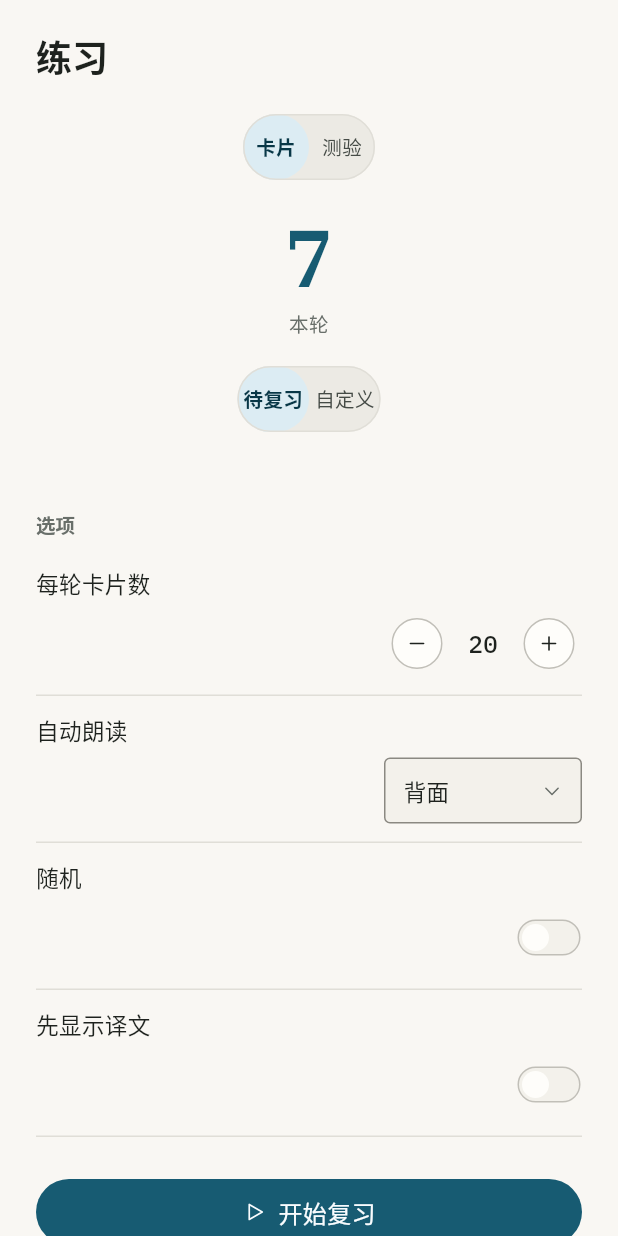
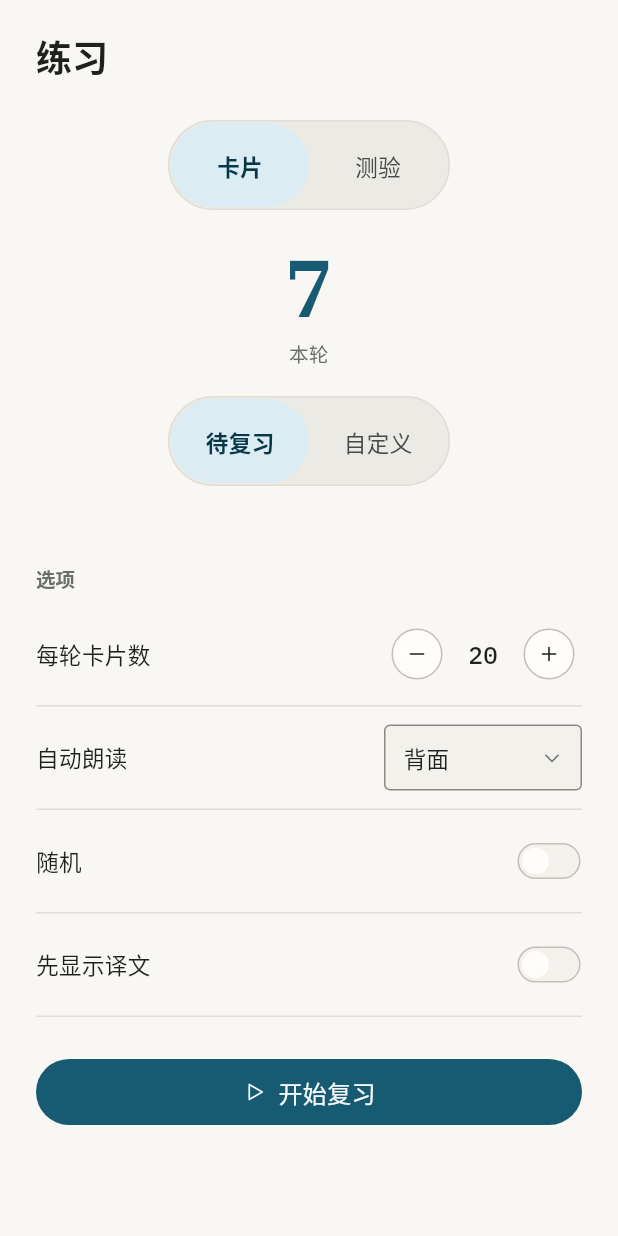
Before and after one commit to noahal1/Lexumo, a Flutter app: the PracticePage widget shown alone on an empty page, opened directly, on a phone screen of 412 x 824 dp. Run offline on Flutter 3.47's test engine with Material 3 defaults, Android fonts, the phone set to English and light mode, and no system bars; missing offline and left inert: file_selector; network calls fail; project files that could hold a hidden picture were left out.

Commit message:
feat(practice): 顶部两条 strip 放到页面级尺寸，选项行统一成一行
卡片/测验、待复习/自定义不是工具栏筛选，是这一页要你做的决定，所以
Segmented 新增 SegScale.page：chip 最窄 92dp、两侧 16dp 内边距、字号
升一档、触屏高度 56dp。工具栏里的筛选条仍是 SegScale.inline，4dp 余量
是五个标签不越界所依赖的。

_OptionRow 去掉 420dp 断点：411dp 手机上内容宽 363，原来每行都折成两
行（行高 98dp），而且 stepper/下拉宽 132、开关宽 44，控件左缘在 255 与
343 之间来回跳。现在恒为一行 label + 控件，行距 69dp。

```diff
--- a/flutter/lib/ui/core/widgets/widgets.dart
+++ b/flutter/lib/ui/core/widgets/widgets.dart
@@ -269,6 +269,20 @@ class SegOption<T> {
   final int? count;
 }
 
+/// How much air a chip gets, and therefore how large the whole strip reads.
+///
+/// [inline] is the default and the only safe choice inside a toolbar: those
+/// strips share their row with a search field or a card edge, and the 4dp a
+/// phone can spare is exactly what keeps five labels from running past it.
+///
+/// [page] is for a strip that *is* the page's decision — cards or quiz, this
+/// pool or that one. Such a strip has the measure to itself, and a 44dp chip
+/// with 4dp of margin reads there as unfinished rather than as compact: the
+/// two labels sit shoulder to shoulder in a lozenge barely wider than the text
+/// they hold. A page chip is 88dp at its narrowest, padded, and set a step
+/// larger, so the strip reads as the thing the screen is asking about.
+enum SegScale { inline, page }
+
 /// The segmented control: a row of tab-like buttons where one is selected.
 class Segmented<T> extends StatelessWidget {
   const Segmented({
@@ -276,11 +290,15 @@ class Segmented<T> extends StatelessWidget {
     required this.value,
     required this.options,
     required this.onChanged,
+    this.scale = SegScale.inline,
   });
 
   final T value;
   final List<SegOption<T>> options;
   final ValueChanged<T> onChanged;
+
+  /// How big a chip is drawn. See [SegScale].
+  final SegScale scale;
 
   @override
   Widget build(BuildContext context) {
@@ -289,7 +307,10 @@ class Segmented<T> extends StatelessWidget {
       // The 2dp inset keeps the selected pill's tint off the track's outline.
       // On touch the buttons grow to the 44dp floor and the inset has to give
       // way, or the strip would stand 4dp taller than the row that holds it.
-      padding: EdgeInsets.all(context.isTouch ? 0 : 2),
+      // A page-scale strip keeps its inset even on touch: it stands alone
+      // rather than inside a toolbar row, so nothing is waiting on its height,
+      // and a tinted pill flush against the outline reads as a filled track.
+      padding: EdgeInsets.all(context.isTouch && scale != SegScale.page ? 0 : 2),
       decoration: BoxDecoration(color: p.surfaceSunken, borderRadius: R.borderPill),
       // The track outline is painted *over* the children rather than as part of
       // the box decoration, because a border consumes layout space: with a real
@@ -306,6 +327,7 @@ class Segmented<T> extends StatelessWidget {
             _SegButton<T>(
               option: o,
               selected: o.value == value,
+              scale: scale,
               onTap: () => onChanged(o.value),
             ),
         ],
@@ -315,10 +337,16 @@ class Segmented<T> extends StatelessWidget {
 }
 
 class _SegButton<T> extends StatefulWidget {
-  const _SegButton({required this.option, required this.selected, required this.onTap});
+  const _SegButton({
+    required this.option,
+    required this.selected,
+    required this.scale,
+    required this.onTap,
+  });
 
   final SegOption<T> option;
   final bool selected;
+  final SegScale scale;
   final VoidCallback onTap;
 
   @override
@@ -332,6 +360,12 @@ class _SegButtonState<T> extends State<_SegButton<T>> {
   Widget build(BuildContext context) {
     final p = Palette.of(context);
     final selected = widget.selected;
+    // A page chip carries the screen's main decision, so it is drawn at the
+    // weight of a control rather than of a filter: taller than the 44dp floor,
+    // padded on both sides, and set one step up in type. An inline chip is a
+    // filter sharing a row with a search field, and keeps the tight geometry
+    // that lets five of them fit at once.
+    final page = widget.scale == SegScale.page;
     return MouseRegion(
       cursor: SystemMouseCursors.click,
       onEnter: (_) => setState(() => _hover = true),
@@ -345,7 +379,9 @@ class _SegButtonState<T> extends State<_SegButton<T>> {
           // is a real target rather than a label: it grows with the density the
           // same way a button does, but only in height — the sideways padding
           // is where the chips earn their fit on a phone.
-          height: context.controlH,
+          height: page
+              ? (context.isTouch ? Layout.tap + Sp.x3 : Layout.controlH + Sp.x1)
+              : context.controlH,
           alignment: Alignment.center,
           // Sideways air is where a phone pays for its chips. The five status
           // labels measure 172dp; at 12dp a side the row is 292dp against the
@@ -355,13 +391,21 @@ class _SegButtonState<T> extends State<_SegButton<T>> {
           // the floor is enforced as a width too, not just a height. Both ends
           // of the trade are real: a chip narrower than a fingertip is not a
           // target, and a chip wider than the row is not a control.
-          padding: EdgeInsets.symmetric(
-            horizontal: context.isTouch ? Sp.x1 : Sp.x3,
-            vertical: context.isTouch ? 0 : Sp.x2 - 2,
-          ),
-          constraints: context.isTouch
-              ? const BoxConstraints(minWidth: Layout.tap)
-              : null,
+          //
+          // A page chip is not in that trade: it shares its row with nothing,
+          // so it takes the padding a label wants (12dp) and a floor wide
+          // enough that two Chinese characters do not touch the pill's edge.
+          padding: page
+              ? const EdgeInsets.symmetric(horizontal: Sp.x4)
+              : EdgeInsets.symmetric(
+                  horizontal: context.isTouch ? Sp.x1 : Sp.x3,
+                  vertical: context.isTouch ? 0 : Sp.x2 - 2,
+                ),
+          constraints: page
+              ? const BoxConstraints(minWidth: 92)
+              : context.isTouch
+                  ? const BoxConstraints(minWidth: Layout.tap)
+                  : null,
           decoration: BoxDecoration(
             // The selected chip is a *tinted* chip, not a white one. A white
             // chip on a near-white track is a 1.04:1 difference and a hairline
@@ -388,7 +432,7 @@ class _SegButtonState<T> extends State<_SegButton<T>> {
               Text(
                 widget.option.label,
                 style: TextStyle(
-                  fontSize: Fs.sm,
+                  fontSize: page ? Fs.base : Fs.sm,
                   height: Lh.tight,
                   fontWeight: selected ? FontWeight.w600 : FontWeight.w400,
                   color: selected ? p.accentInk : p.ink2,
--- a/flutter/lib/ui/features/practice/views/practice_page.dart
+++ b/flutter/lib/ui/features/practice/views/practice_page.dart
@@ -211,12 +211,13 @@ class _PracticePageState extends State<PracticePage> {
             color: p.ink,
           ),
         ),
-        const SizedBox(height: Sp.x6),
+        const SizedBox(height: Sp.x7),
         Center(
           child: SingleChildScrollView(
             scrollDirection: Axis.horizontal,
             child: Segmented<PracticeMode>(
               value: _vm.mode,
+              scale: SegScale.page,
               options: <SegOption<PracticeMode>>[
                 SegOption<PracticeMode>(
                   value: PracticeMode.cards,
@@ -243,6 +244,7 @@ class _PracticePageState extends State<PracticePage> {
               scrollDirection: Axis.horizontal,
               child: Segmented<PracticeScope>(
                 value: _vm.scope,
+                scale: SegScale.page,
                 options: <SegOption<PracticeScope>>[
                   SegOption<PracticeScope>(
                     value: PracticeScope.due,
@@ -373,6 +375,15 @@ class _RoundFigure extends StatelessWidget {
 /// built for rows you click to go somewhere. These are settings you operate in
 /// place, so they get a hairline between them and no hover — the hover belongs
 /// to the control, not to the row.
+///
+/// The row is one line at every width. It used to drop the control under its
+/// label below 420dp, on the theory that a 132dp control and a long label could
+/// not share a phone's measure; what that produced was a form whose three row
+/// shapes each stood a different height, so the option list read as three
+/// unrelated blocks rather than one list of four settings. A phone in fact has
+/// the 215dp a label wants beside a 132dp control, and where it does not — a
+/// 320dp screen at double text size — the label wraps inside its own column
+/// while the control keeps its edge. That is a taller row, not a different row.
 class _OptionRow extends StatelessWidget {
   const _OptionRow({required this.label, required this.control});
 
@@ -388,30 +399,16 @@ class _OptionRow extends StatelessWidget {
       decoration: BoxDecoration(
         border: Border(bottom: BorderSide(color: p.line)),
       ),
-      child: LayoutBuilder(
-        builder: (BuildContext context, BoxConstraints constraints) {
-          // Below 420dp the control drops under its label: a 132dp select plus a
-          // 20-character label does not fit a phone's measure, and shrinking
-          // either one is worse than using the second line.
-          if (constraints.maxWidth < 420) {
-            return Column(
-              crossAxisAlignment: CrossAxisAlignment.start,
-              mainAxisSize: MainAxisSize.min,
-              children: <Widget>[
-                Text(label, style: _labelStyle(p)),
-                const SizedBox(height: Sp.x2),
-                Align(alignment: AlignmentDirectional.centerEnd, child: control),
-              ],
-            );
-          }
-          return Row(
-            children: <Widget>[
-              Expanded(child: Text(label, style: _labelStyle(p))),
-              const SizedBox(width: Sp.x4),
-              control,
-            ],
-          );
-        },
+      child: Row(
+        // Centred rather than stretched: the controls are 44dp tall whatever the
+        // label does, and centring keeps a control level with a label that has
+        // wrapped onto a second line instead of pinning it to the first.
+        crossAxisAlignment: CrossAxisAlignment.center,
+        children: <Widget>[
+          Expanded(child: Text(label, style: _labelStyle(p))),
+          const SizedBox(width: Sp.x4),
+          control,
+        ],
       ),
     );
   }
```
Also changed, not shown: 1 other file.
